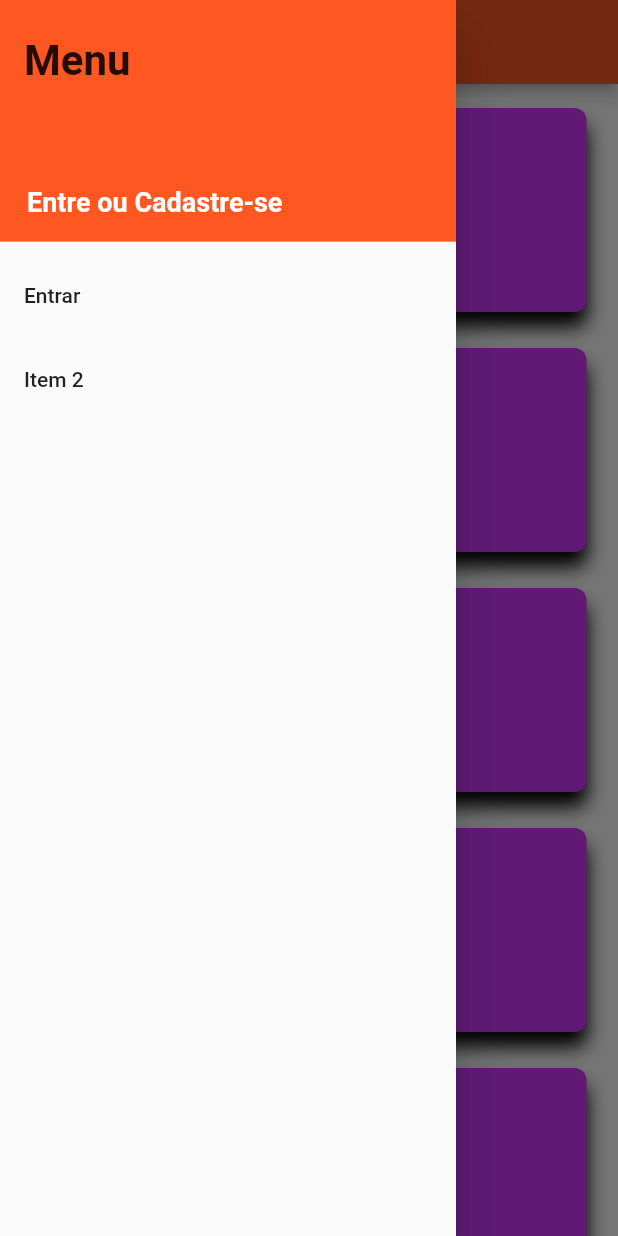
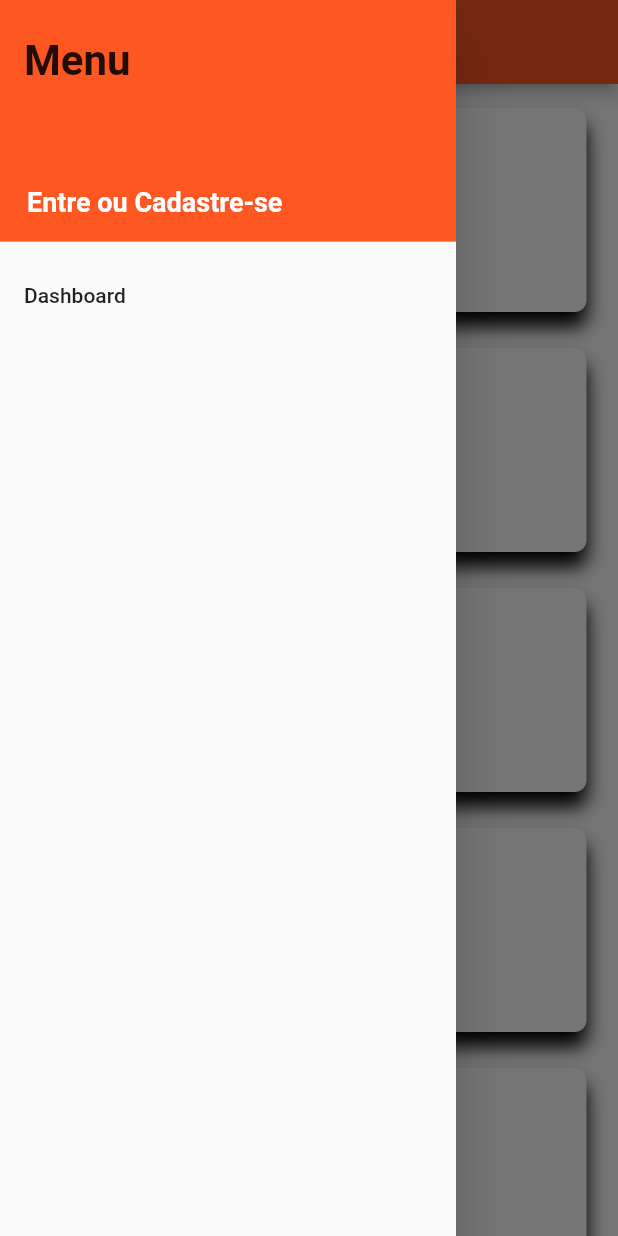
Before and after one commit to redhotcassiano/app_mobile_v0.01, a Flutter app: the screen it shows after launch, with the side drawer open, on a phone screen of 412 x 824 dp. Run offline on Flutter 3.47's test engine with Material 2 defaults, Android fonts, the phone set to English and light mode, and no system bars; our stand-ins replace fluro, font_awesome_flutter; statements that could not run were skipped.

Commit message:
ajuste lista.

```diff
--- a/lib/main.dart
+++ b/lib/main.dart
@@ -1,4 +1,5 @@
 import 'package:flutter/material.dart';
+import 'package:app_mobile/utils/routes.dart';
 import 'package:app_mobile/ui/home_page.dart';
 
 void main() => runApp(new MyApp());
@@ -6,13 +7,15 @@ void main() => runApp(new MyApp());
 class MyApp extends StatelessWidget {
   @override
   Widget build(BuildContext context) {
+    Routes.initRoutes();
+
     return new MaterialApp(
       title: 'App Mobile v0.0.1',
       theme: new ThemeData(
-
         primarySwatch: Colors.blue,
       ),
       home: new HomePage(),
+      debugShowCheckedModeBanner: false,
     );
   }
 }
--- a/lib/models/consult.dart
+++ b/lib/models/consult.dart
@@ -1,15 +1,12 @@
 class Consult {
   final String id;
-  final String name;
-  final String location;
-  final String distance;
-  final String gravity;
-  final String description;
-  final String image;
+  final String nome;
+  final String razaosocial;
+  final String active;
+  final String userid;
 
 
-  const Consult({this.id, this.name, this.location, this.distance, this.gravity,
-    this.description, this.image});
+  const Consult({this.id, this.nome, this.razaosocial, this.active, this.userid});
 
 
 }
--- a/lib/models/list_consult.dart
+++ b/lib/models/list_consult.dart
@@ -5,52 +5,32 @@ class ListConsult {
   static final List<Consult> consults = [
     const Consult(
       id: "1",
-      name: "Mars",
-      location: "Milkyway Galaxy",
-      distance: "54.6m Km",
-      gravity: "3.711 m/s ",
-      description: "Lorem ipsum...",
-      image: "assets/img/mars.png",
+      nome: "Consultorio 1",
+      razaosocial: "test consultorio 1",
     ),
     const Consult(
       id: "2",
-      name: "Neptune",
-      location: "Milkyway Galaxy",
-      distance: "54.6m Km",
-      gravity: "3.711 m/s ",
-      description: "Lorem ipsum...",
-      image: "assets/img/neptune.png",
+      nome: "Consultorio 1",
+      razaosocial: "test consultorio 1",
     ),
     const Consult(
-      id: "3",
-      name: "Moon",
-      location: "Milkyway Galaxy",
-      distance: "54.6m Km",
-      gravity: "3.711 m/s ",
-      description: "Lorem ipsum...",
-      image: "assets/img/moon.png",
+     id: "3",
+      nome: "Consultorio 1",
+      razaosocial: "test consultorio 1",
     ),
     const Consult(
       id: "4",
-      name: "Earth",
-      location: "Milkyway Galaxy",
-      distance: "54.6m Km",
-      gravity: "3.711 m/s ",
-      description: "Lorem ipsum...",
-      image: "assets/img/earth.png",
+      nome: "Consultorio 1",
+      razaosocial: "test consultorio 1",
     ),
     const Consult(
       id: "5",
-      name: "Mercury",
-      location: "Milkyway Galaxy",
-      distance: "54.6m Km",
-      gravity: "3.711 m/s ",
-      description: "Lorem ipsum...",
-      image: "assets/img/mercury.png",
+      nome: "Consultorio 1",
+      razaosocial: "test consultorio 1",
     ),
   ];
 
-  static Consult getPlanetById(id) {
+  static Consult getConsultById(id) {
     return consults
         .where((p) => p.id == id)
         .first;
--- a/lib/style/theme.dart
+++ b/lib/style/theme.dart
@@ -8,6 +8,8 @@ class Colors {
 
   static const Color loginGradientStart = const Color(0xFFf0db80);
   static const Color loginGradientEnd = const Color(0xFFff8650);
+  static const Color fontWhite = const Color(0xFFFFFFFF);
+  static const Color fontBlack = const Color(0xFF000000);
 
   static const primaryGradient = const LinearGradient(
     colors: const [loginGradientStart, loginGradientEnd],
--- a/lib/ui/home_list.dart
+++ b/lib/ui/home_list.dart
@@ -1,5 +1,4 @@
 import 'package:flutter/material.dart';
-import 'package:app_mobile/style/theme.dart' as Theme;
 import 'package:app_mobile/models/list_consult.dart';
 import 'package:app_mobile/ui/list_consult_row.dart';
 
--- a/lib/ui/home_page.dart
+++ b/lib/ui/home_page.dart
@@ -5,7 +5,6 @@ import 'package:app_mobile/ui/home_list.dart';
 class HomePage extends StatelessWidget {
   @override
   Widget build (BuildContext context) {
-
     return new Scaffold(
       appBar: new AppBar(
         title: new Text("Home"),
@@ -13,7 +12,6 @@ class HomePage extends StatelessWidget {
       ),
       drawer: MenuDrawer(),
       body: HomePageBody()
-
     );
   }
 }
--- a/lib/ui/list_consult_row.dart
+++ b/lib/ui/list_consult_row.dart
@@ -1,5 +1,8 @@
+import 'package:fluro/fluro.dart';
 import 'package:flutter/material.dart';
 import 'package:app_mobile/models/consult.dart';
+import 'package:app_mobile/utils/routes.dart';
+import 'package:app_mobile/style/theme.dart' as Theme;
 
 class ListConsultRow extends StatelessWidget {
   final Consult consult;
@@ -13,7 +16,7 @@ class ListConsultRow extends StatelessWidget {
     final consultCard = new Container(
       margin: const EdgeInsets.only(left: 5.0, right: 5.0),
       decoration: new BoxDecoration(
-        color: Color.fromRGBO(210, 56, 255, 1),
+        color: Theme.Colors.fontWhite,
         shape: BoxShape.rectangle,
         borderRadius: new BorderRadius.circular(8.0),
         boxShadow: <BoxShadow>[
@@ -28,15 +31,15 @@ class ListConsultRow extends StatelessWidget {
         child: new Column(
           crossAxisAlignment: CrossAxisAlignment.start,
           children: <Widget>[
-            new Text(consult.name),
-            new Text(consult.location),
+            new Text(consult.nome, style: TextStyle(color: Theme.Colors.fontBlack, fontSize: 20.0)),
+            new Text(consult.razaosocial),
             new Container(
               color: const Color(0xFF00C6FF),
-              width: 24.0,
+              width: 190.0,
               height: 1.0,
               margin: const EdgeInsets.symmetric(vertical: 8.0)
             ),
-            new Row(
+            /* new Row(
               children: <Widget>[
                 new Icon(Icons.location_on, size: 14.0,
                   color: Colors.white),
@@ -48,21 +51,18 @@ class ListConsultRow extends StatelessWidget {
                 new Text(
                   consult.gravity),
               ],
-            )
+            ) */
           ],
         ),
       ),
-);
-
+    );
     //Fim do Card;
-
 
     return new Container(
       height: 120.0,
       margin: const EdgeInsets.only(top: 16.0, bottom: 8.0),
       child: new FlatButton(
         onPressed: () => _navigateTo(context, consult.id),
-
         child: new Stack(
           children: <Widget>[
             consultCard,
@@ -73,7 +73,11 @@ class ListConsultRow extends StatelessWidget {
   }
 
   _navigateTo(context, String id) {
-    print(id);
+    Routes.navigateTo(
+      context,
+      '/detail/${consult.id}',
+      transition: TransitionType.inFromRight
+    );
   }
 
 }
--- a/lib/ui/menu_drawer.dart
+++ b/lib/ui/menu_drawer.dart
@@ -45,18 +45,11 @@ class MenuDrawer extends StatelessWidget{
               )
             ),
             ListTile(
-              title: Text('Entrar'),
+              title: Text('Dashboard'),
               onTap: () {
                 Navigator.push(context, new MaterialPageRoute(builder: (ctxt) => new LoginPage()));
               },
-            ),
-            ListTile(
-              title: Text('Item 2'),
-              onTap: () {
-                // Update the state of the app
-                // ...
-              },
-            ),
+            )
           ],
         ),
       );
--- /dev/null
+++ b/lib/utils/routes.dart
@@ -0,0 +1,22 @@
+import 'package:flutter/material.dart';
+import 'package:fluro/fluro.dart';
+import 'package:app_mobile/ui/details/consult_detail_page.dart';
+
+class Routes {
+  static final Router _router = new Router();
+
+  static var consultDetailHandler = new Handler(
+    handlerFunc: (BuildContext context, Map<String, dynamic> params) {
+      debugPrint(params["id"].toString().substring(1, params["id"].toString().length-1));
+      return new ConsultDetailPage(params["id"].toString().substring(1, params["id"].toString().length-1));
+    }
+  );
+
+  static void initRoutes() {
+    _router.define("/detail/:id", handler: consultDetailHandler);
+  }
+
+  static void navigateTo(context, String route, {TransitionType transition}) {
+    _router.navigateTo(context, route, transition: transition);
+  }
+}
--- a/pubspec.yaml
+++ b/pubspec.yaml
@@ -20,6 +20,7 @@ dependencies:
   # Use with the CupertinoIcons class for iOS style icons.
   cupertino_icons: ^0.1.2
   font_awesome_flutter: ^8.0.1
+  fluro: "^1.4.0"
 
 dev_dependencies:
   flutter_test:
```
Also changed, not shown: lib/ui/details/consult_detail_body.dart (added, +59 -0 lines), lib/ui/details/consult_detail_page.dart (added, +23 -0 lines).
